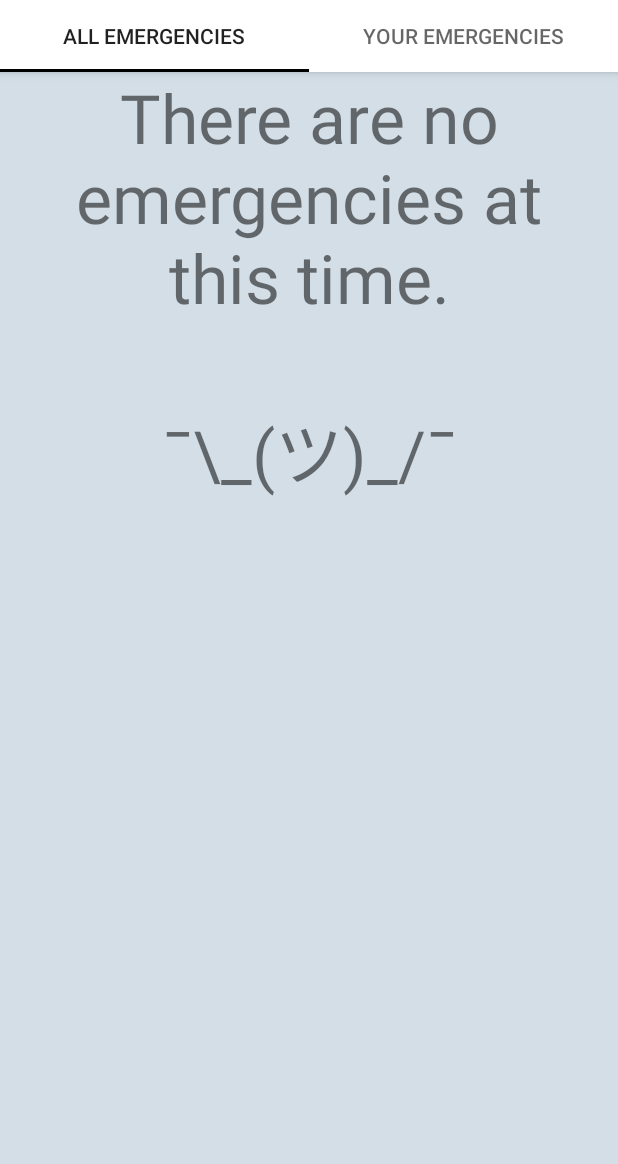
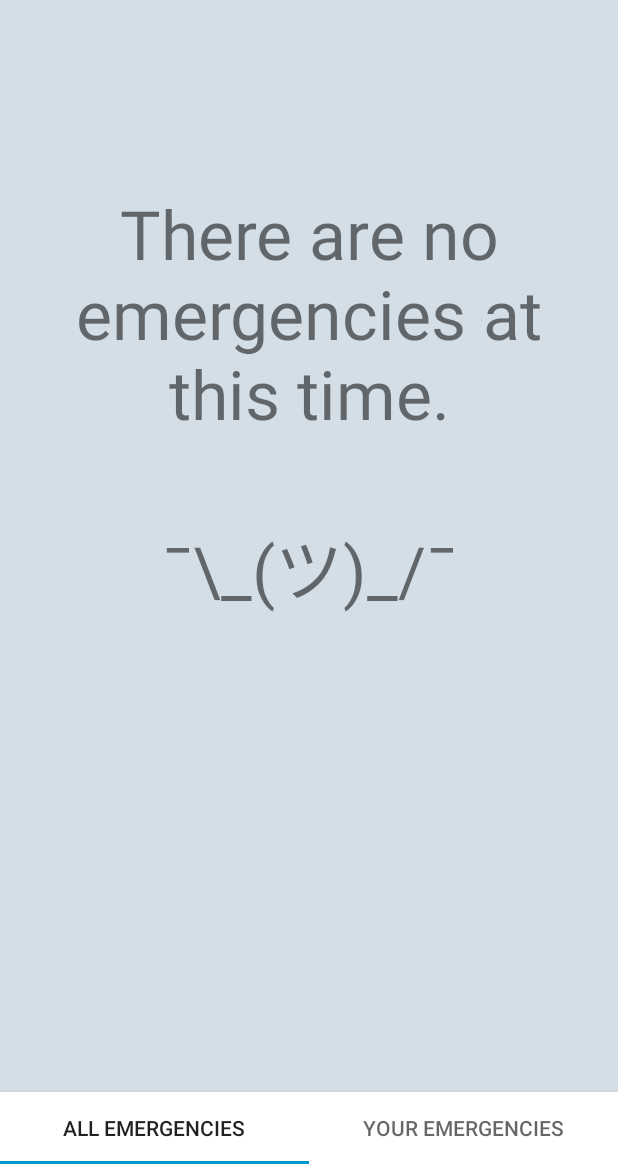
Before and after one commit to Mackatttack123/efar, an Android app: the EFARMainActivityTabbed screen opened directly, with no data from a screen before it, on a phone screen of 412 x 824 dp, the part 72-1236 px from its top. Run offline under Robolectric (Android 15) with nearby library versions, the phone set to English and light mode, and no system bars; our stand-ins replace Firebase (no records; nobody signed in at launch, a user with empty details on screens opened directly); 6 statements that could not run were skipped.

Commit message:
slight ui change for efarmain

```diff
--- a/app/src/main/res/layout/activity_efarmain_tabbed.xml
+++ b/app/src/main/res/layout/activity_efarmain_tabbed.xml
@@ -8,13 +8,6 @@
                                                  android:fitsSystemWindows="true"
                                                  tools:context="com.southafricaproject.efar.EFARMainActivityTabbed">
 
-    <android.support.design.widget.AppBarLayout
-        android:id="@+id/appbar"
-        android:layout_width="match_parent"
-        android:layout_height="wrap_content"
-        android:backgroundTint="#ffffff"
-        android:background="#ffffff">
-
     <android.support.constraint.ConstraintLayout
         android:layout_width="match_parent"
         android:layout_height="match_parent"
@@ -24,7 +17,6 @@
             android:id="@+id/imageView15"
             android:layout_width="0dp"
             android:layout_height="47dp"
-                android:layout_marginTop="0dp"
             android:background="#ffffff"
             app:layout_constraintHorizontal_bias="0.0"
             app:layout_constraintLeft_toLeftOf="parent"
@@ -73,22 +65,37 @@
             app:layout_constraintTop_toTopOf="parent"
             tools:text="call efar"/>
 
+        <android.support.v4.view.ViewPager
+            android:id="@+id/container"
+            android:layout_width="0dp"
+            android:layout_height="477dp"
+            android:layout_marginLeft="0dp"
+            app:layout_behavior="@string/appbar_scrolling_view_behavior"
+            app:layout_constraintBottom_toTopOf="@+id/appbar"
+            app:layout_constraintLeft_toLeftOf="parent"
+            app:layout_constraintTop_toBottomOf="@+id/imageView15"
+            app:layout_constraintVertical_bias="0.5"/>
 
-        </android.support.constraint.ConstraintLayout>
+        <android.support.design.widget.AppBarLayout
+            android:id="@+id/appbar"
+            android:layout_width="0dp"
+            android:layout_height="wrap_content"
+            android:background="#ffffff"
+            android:backgroundTint="#ffffff"
+            app:layout_constraintBottom_toBottomOf="parent"
+            app:layout_constraintLeft_toLeftOf="parent"
+            app:layout_constraintRight_toRightOf="parent">
 
             <android.support.design.widget.TabLayout
                 android:id="@+id/tabs"
                 android:layout_width="match_parent"
                 android:layout_height="match_parent"
                 android:backgroundTint="#ffffff"
-            app:tabIndicatorColor="@android:color/black"/>
+                app:tabIndicatorColor="@android:color/holo_blue_dark"/>
 
         </android.support.design.widget.AppBarLayout>
 
-    <android.support.v4.view.ViewPager
-        android:id="@+id/container"
-        android:layout_width="match_parent"
-        android:layout_height="match_parent"
-        app:layout_behavior="@string/appbar_scrolling_view_behavior"/>
+
+    </android.support.constraint.ConstraintLayout>
 
 </android.support.design.widget.CoordinatorLayout>
```
Lines whose indentation alone changed are shown as unchanged.
